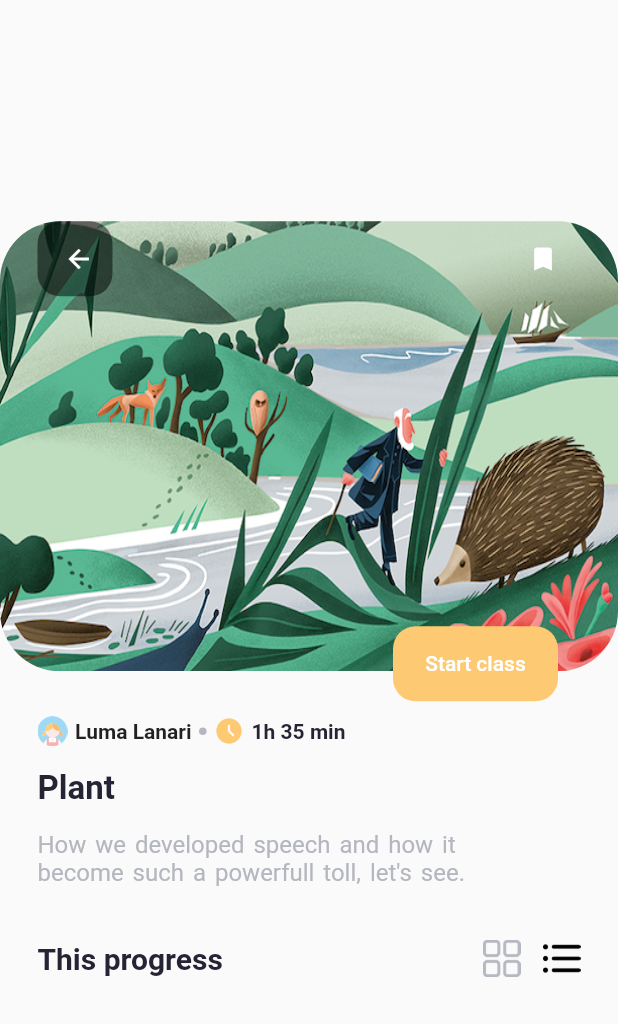
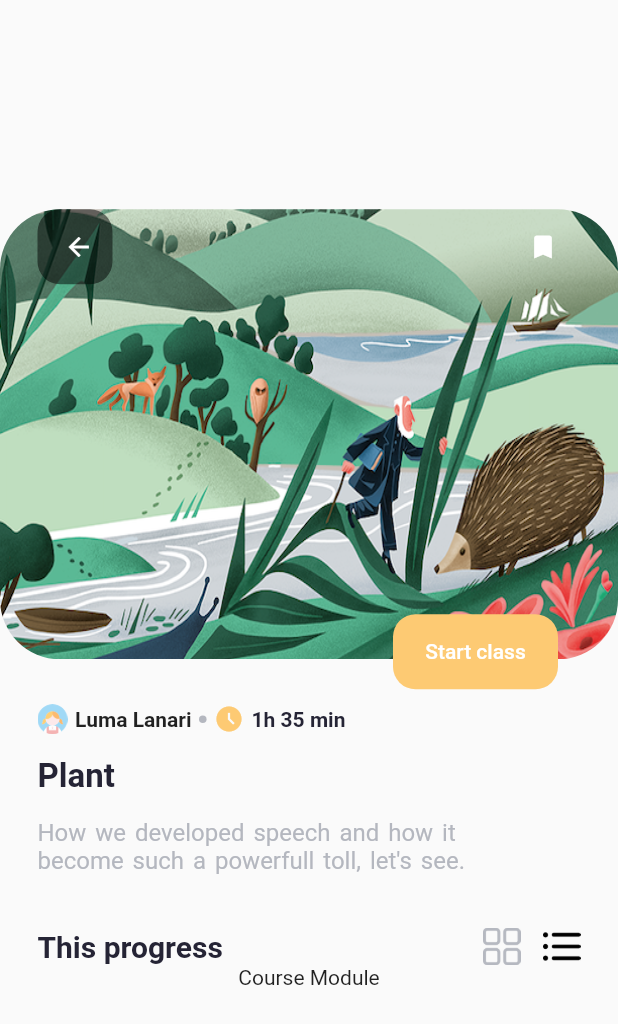
Before and after one commit to beshprakash11/course_app, a Flutter app: the screen it shows after launch, after a tap on "Start", on a phone screen of 412 x 824 dp. Shown: the top 1024 px of the screen. Run offline on Flutter 3.47's test engine with Material 2 defaults, Android fonts, the phone set to English and light mode, and no system bars; our stand-ins replace percent_indicator.

Commit message:
Course module updateD

```diff
--- a/lib/screens/detail/widget/course_module.dart
+++ b/lib/screens/detail/widget/course_module.dart
@@ -0,0 +1,13 @@
+import 'package:course_app/models/module.dart';
+import 'package:flutter/material.dart';
+
+class CourseModule extends StatelessWidget {
+  final Module module;
+  CourseModule(this.module);
+  @override
+  Widget build(BuildContext context) {
+    return Container(
+      child: const Text('Course Module'),
+    );
+  }
+}
--- a/lib/screens/detail/widget/course_progress.dart
+++ b/lib/screens/detail/widget/course_progress.dart
@@ -1,5 +1,6 @@
 import 'package:course_app/constants/colors.dart';
 import 'package:course_app/models/module.dart';
+import 'package:course_app/screens/detail/widget/course_module.dart';
 import 'package:flutter/material.dart';
 
 class CourseProgress extends StatelessWidget {
@@ -8,7 +9,7 @@ class CourseProgress extends StatelessWidget {
   @override
   Widget build(BuildContext context) {
     return Container(
-      padding: EdgeInsets.all(25),
+      padding: const EdgeInsets.all(25),
       child: Column(
         children: [
           Row(
@@ -23,12 +24,13 @@ class CourseProgress extends StatelessWidget {
               Row(
                 children: [
                   Image.asset('assets/icons/grid.png', width: 25,),
-                  SizedBox(width: 15,),
+                  const SizedBox(width: 15,),
                   Image.asset('assets/icons/list.png', width: 25,)
                 ],
               )
             ],
           ),
+          CourseModule(modulesList[0])
         ],
       ),
     );
```
